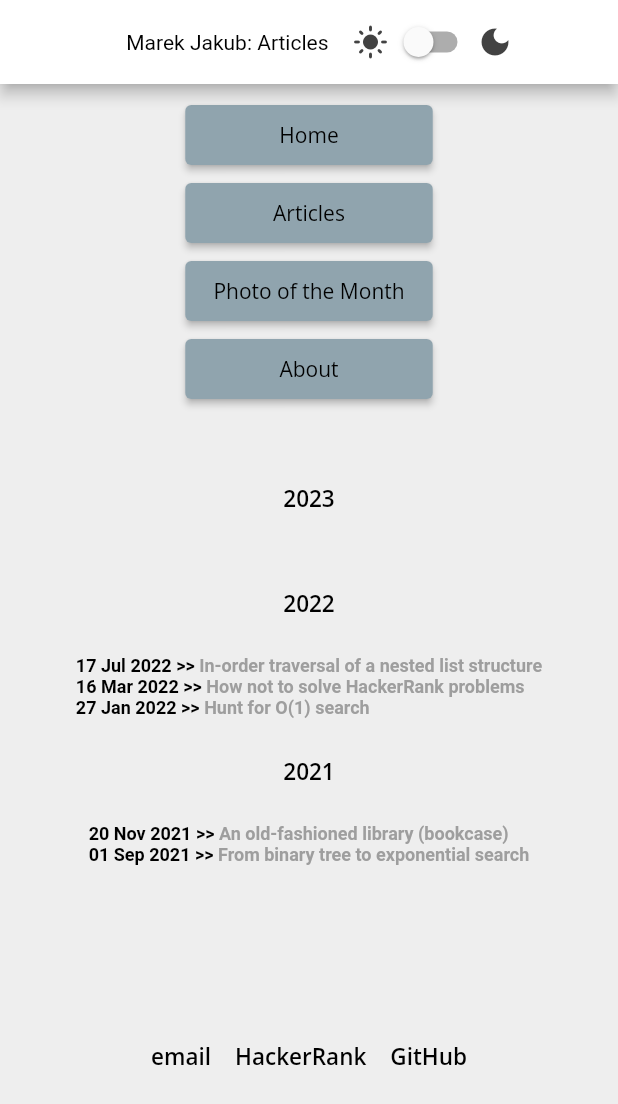
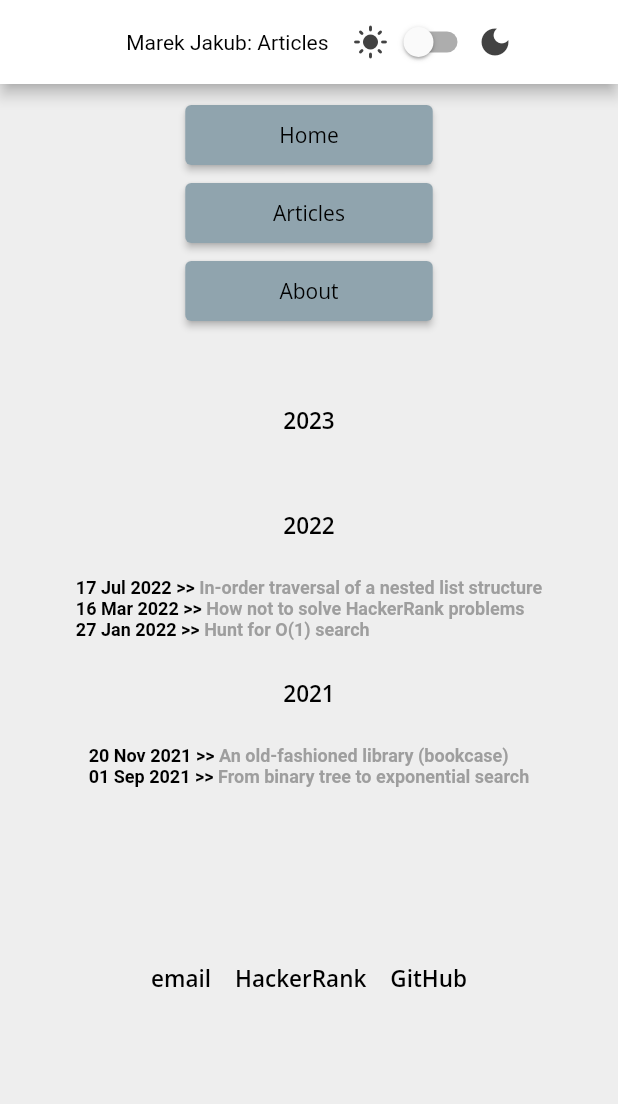
Before and after one commit to marek-jakub/personal_flutter, a Flutter app: what mediumAndLargeScreenLayout() shows on an empty page, opened directly, after a tap on "Articles", on a phone screen of 412 x 824 dp. Shown: the top 1104 px of the screen. Run offline on Flutter 3.47's test engine with Material 2 defaults, Android fonts, the phone set to English and light mode, and no system bars; our stand-ins replace flutter_markdown, google_fonts, sizer; missing offline and left inert: markup_text.

Commit message:
Remove button leading to photos screen.

```diff
--- a/lib/widgets/custom_nav.dart
+++ b/lib/widgets/custom_nav.dart
@@ -42,15 +42,6 @@ Widget smallScreenLayout(BuildContext context) {
           padding: const EdgeInsets.fromLTRB(2.0, 2.0, 2.0, 2.0),
           child: ElevatedButton(
             onPressed: () {
-              Navigator.pushNamed(context, '/photos');
-            },
-            child: const Text('Photo of the Month'),
-          ),
-        ),
-        Padding(
-          padding: const EdgeInsets.fromLTRB(2.0, 2.0, 2.0, 2.0),
-          child: ElevatedButton(
-            onPressed: () {
               Navigator.pushNamed(context, '/about');
             },
             child: const Text('About'),
@@ -89,15 +80,6 @@ Widget mediumAndLargeScreenLayout(BuildContext context) {
           padding: const EdgeInsets.fromLTRB(2.0, 2.0, 2.0, 2.0),
           child: ElevatedButton(
             onPressed: () {
-              Navigator.pushNamed(context, '/photos');
-            },
-            child: const Text('Photo of the Month'),
-          ),
-        ),
-        Padding(
-          padding: const EdgeInsets.fromLTRB(2.0, 2.0, 2.0, 2.0),
-          child: ElevatedButton(
-            onPressed: () {
               Navigator.pushNamed(context, '/about');
             },
             child: const Text('About'),
```
